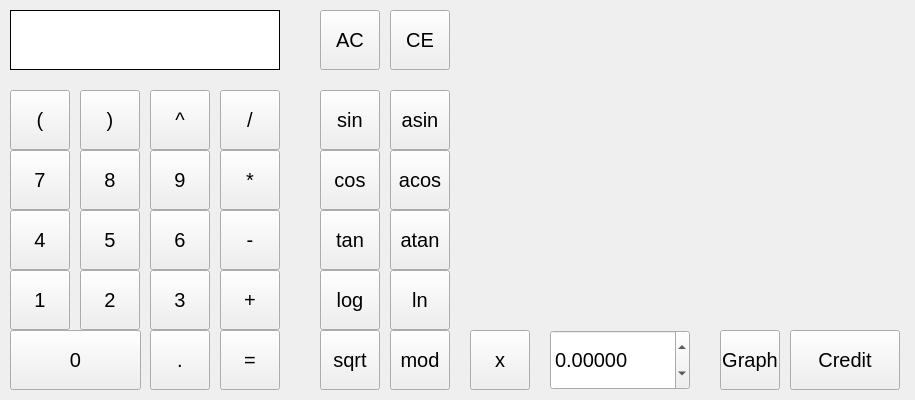
Old version of the form frontend/mainwindow.ui in the repository Turtle11413/calc.
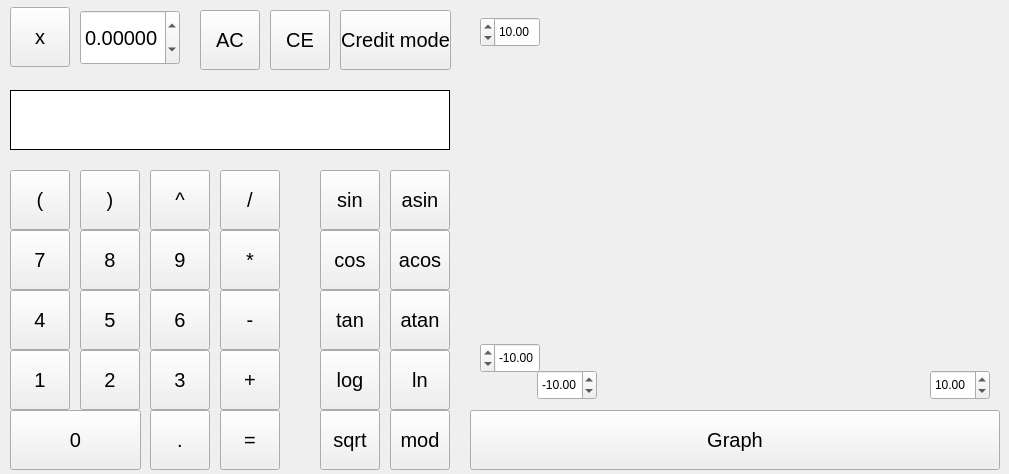
New version of the form. Custom widgets are drawn as their Qt base class.

What changed in the file:
```diff
--- a/frontend/mainwindow.ui
+++ b/frontend/mainwindow.ui
@@ -6,20 +6,20 @@
    <rect>
     <x>0</x>
     <y>0</y>
-    <width>915</width>
-    <height>400</height>
+    <width>1009</width>
+    <height>474</height>
    </rect>
   </property>
   <property name="minimumSize">
    <size>
-    <width>915</width>
-    <height>400</height>
+    <width>1009</width>
+    <height>474</height>
    </size>
   </property>
   <property name="maximumSize">
    <size>
-    <width>915</width>
-    <height>400</height>
+    <width>1009</width>
+    <height>474</height>
    </size>
   </property>
   <property name="windowTitle">
@@ -30,8 +30,8 @@
     <property name="geometry">
      <rect>
       <x>10</x>
-      <y>10</y>
-      <width>270</width>
+      <y>90</y>
+      <width>440</width>
       <height>60</height>
      </rect>
     </property>
@@ -59,7 +59,7 @@
     <property name="geometry">
      <rect>
       <x>10</x>
-      <y>90</y>
+      <y>170</y>
       <width>60</width>
       <height>60</height>
      </rect>
@@ -83,7 +83,7 @@
     <property name="geometry">
      <rect>
       <x>80</x>
-      <y>90</y>
+      <y>170</y>
       <width>60</width>
       <height>60</height>
      </rect>
@@ -107,7 +107,7 @@
     <property name="geometry">
      <rect>
       <x>150</x>
-      <y>90</y>
+      <y>170</y>
       <width>60</width>
       <height>60</height>
      </rect>
@@ -131,7 +131,7 @@
     <property name="geometry">
      <rect>
       <x>220</x>
-      <y>90</y>
+      <y>170</y>
       <width>60</width>
       <height>60</height>
      </rect>
@@ -155,7 +155,7 @@
     <property name="geometry">
      <rect>
       <x>10</x>
-      <y>150</y>
+      <y>230</y>
       <width>60</width>
       <height>60</height>
      </rect>
@@ -179,7 +179,7 @@
     <property name="geometry">
      <rect>
       <x>80</x>
-      <y>150</y>
+      <y>230</y>
       <width>60</width>
       <height>60</height>
      </rect>
@@ -203,7 +203,7 @@
     <property name="geometry">
      <rect>
       <x>150</x>
-      <y>150</y>
+      <y>230</y>
       <width>60</width>
       <height>60</height>
      </rect>
@@ -227,7 +227,7 @@
     <property name="geometry">
      <rect>
       <x>220</x>
-      <y>150</y>
+      <y>230</y>
       <width>60</width>
       <height>60</height>
      </rect>
@@ -251,7 +251,7 @@
     <property name="geometry">
      <rect>
       <x>10</x>
-      <y>210</y>
+      <y>290</y>
       <width>60</width>
       <height>60</height>
      </rect>
@@ -275,7 +275,7 @@
     <property name="geometry">
      <rect>
       <x>80</x>
-      <y>210</y>
+      <y>290</y>
       <width>60</width>
       <height>60</height>
      </rect>
@@ -299,7 +299,7 @@
     <property name="geometry">
      <rect>
       <x>150</x>
-      <y>210</y>
+      <y>290</y>
       <width>60</width>
       <height>60</height>
      </rect>
@@ -323,7 +323,7 @@
     <property name="geometry">
      <rect>
       <x>220</x>
-      <y>210</y>
+      <y>290</y>
       <width>60</width>
       <height>60</height>
      </rect>
@@ -347,7 +347,7 @@
     <property name="geometry">
      <rect>
       <x>10</x>
-      <y>270</y>
+      <y>350</y>
       <width>60</width>
       <height>60</height>
      </rect>
@@ -371,7 +371,7 @@
     <property name="geometry">
      <rect>
       <x>80</x>
-      <y>270</y>
+      <y>350</y>
       <width>60</width>
       <height>60</height>
      </rect>
@@ -395,7 +395,7 @@
     <property name="geometry">
      <rect>
       <x>150</x>
-      <y>270</y>
+      <y>350</y>
       <width>60</width>
       <height>60</height>
      </rect>
@@ -419,7 +419,7 @@
     <property name="geometry">
      <rect>
       <x>220</x>
-      <y>270</y>
+      <y>350</y>
       <width>60</width>
       <height>60</height>
      </rect>
@@ -443,7 +443,7 @@
     <property name="geometry">
      <rect>
       <x>320</x>
-      <y>90</y>
+      <y>170</y>
       <width>60</width>
       <height>60</height>
      </rect>
@@ -467,7 +467,7 @@
     <property name="geometry">
      <rect>
       <x>390</x>
-      <y>90</y>
+      <y>170</y>
       <width>60</width>
       <height>60</height>
      </rect>
@@ -491,7 +491,7 @@
     <property name="geometry">
      <rect>
       <x>320</x>
-      <y>150</y>
+      <y>230</y>
       <width>60</width>
       <height>60</height>
      </rect>
@@ -515,7 +515,7 @@
     <property name="geometry">
      <rect>
       <x>390</x>
-      <y>150</y>
+      <y>230</y>
       <width>60</width>
       <height>60</height>
      </rect>
@@ -539,7 +539,7 @@
     <property name="geometry">
      <rect>
       <x>320</x>
-      <y>270</y>
+      <y>350</y>
       <width>60</width>
       <height>60</height>
      </rect>
@@ -563,7 +563,7 @@
     <property name="geometry">
      <rect>
       <x>390</x>
-      <y>270</y>
+      <y>350</y>
       <width>60</width>
       <height>60</height>
      </rect>
@@ -587,7 +587,7 @@
     <property name="geometry">
      <rect>
       <x>320</x>
-      <y>210</y>
+      <y>290</y>
       <width>60</width>
       <height>60</height>
      </rect>
@@ -611,7 +611,7 @@
     <property name="geometry">
      <rect>
       <x>390</x>
-      <y>210</y>
+      <y>290</y>
       <width>60</width>
       <height>60</height>
      </rect>
@@ -635,7 +635,7 @@
     <property name="geometry">
      <rect>
       <x>150</x>
-      <y>330</y>
+      <y>410</y>
       <width>60</width>
       <height>60</height>
      </rect>
@@ -659,7 +659,7 @@
     <property name="geometry">
      <rect>
       <x>220</x>
-      <y>330</y>
+      <y>410</y>
       <width>60</width>
       <height>60</height>
      </rect>
@@ -683,7 +683,7 @@
     <property name="geometry">
      <rect>
       <x>10</x>
-      <y>330</y>
+      <y>410</y>
       <width>131</width>
       <height>60</height>
      </rect>
@@ -707,7 +707,7 @@
     <property name="geometry">
      <rect>
       <x>390</x>
-      <y>330</y>
+      <y>410</y>
       <width>60</width>
       <height>60</height>
      </rect>
@@ -731,7 +731,7 @@
     <property name="geometry">
      <rect>
       <x>320</x>
-      <y>330</y>
+      <y>410</y>
       <width>60</width>
       <height>60</height>
      </rect>
@@ -754,7 +754,7 @@
    <widget class="QPushButton" name="pushButton_AC">
     <property name="geometry">
      <rect>
-      <x>320</x>
+      <x>200</x>
       <y>10</y>
       <width>60</width>
       <height>60</height>
@@ -778,7 +778,7 @@
    <widget class="QPushButton" name="pushButton_CE">
     <property name="geometry">
      <rect>
-      <x>390</x>
+      <x>270</x>
       <y>10</y>
       <width>60</width>
       <height>60</height>
@@ -802,10 +802,10 @@
    <widget class="QCustomPlot" name="customPlot" native="true">
     <property name="geometry">
      <rect>
-      <x>470</x>
+      <x>540</x>
       <y>20</y>
-      <width>431</width>
-      <height>301</height>
+      <width>450</width>
+      <height>350</height>
      </rect>
     </property>
     <property name="font">
@@ -817,8 +817,8 @@
    <widget class="QPushButton" name="pushButton_x">
     <property name="geometry">
      <rect>
-      <x>470</x>
-      <y>330</y>
+      <x>10</x>
+      <y>7</y>
       <width>60</width>
       <height>60</height>
      </rect>
@@ -841,9 +841,9 @@
    <widget class="QPushButton" name="pushButton_graph">
     <property name="geometry">
      <rect>
-      <x>720</x>
-      <y>330</y>
-      <width>60</width>
+      <x>470</x>
+      <y>410</y>
+      <width>530</width>
       <height>60</height>
      </rect>
     </property>
@@ -865,9 +865,9 @@
    <widget class="QPushButton" name="pushButton_credit">
     <property name="geometry">
      <rect>
-      <x>790</x>
-      <y>330</y>
-      <width>110</width>
+      <x>340</x>
+      <y>10</y>
+      <width>111</width>
       <height>60</height>
      </rect>
     </property>
@@ -883,16 +883,16 @@
      </font>
     </property>
     <property name="text">
-     <string>Credit</string>
+     <string>Credit mode</string>
     </property>
    </widget>
    <widget class="QDoubleSpinBox" name="doubleSpinBox_x">
     <property name="geometry">
      <rect>
-      <x>550</x>
-      <y>330</y>
-      <width>140</width>
-      <height>60</height>
+      <x>80</x>
+      <y>10</y>
+      <width>100</width>
+      <height>55</height>
      </rect>
     </property>
     <property name="font">
@@ -910,6 +910,91 @@
      <double>1000000.000000000000000</double>
     </property>
    </widget>
+   <widget class="QDoubleSpinBox" name="doubleSpinBox_maxY">
+    <property name="geometry">
+     <rect>
+      <x>480</x>
+      <y>17</y>
+      <width>60</width>
+      <height>30</height>
+     </rect>
+    </property>
+    <property name="layoutDirection">
+     <enum>Qt::RightToLeft</enum>
+    </property>
+    <property name="correctionMode">
+     <enum>QAbstractSpinBox::CorrectToPreviousValue</enum>
+    </property>
+    <property name="maximum">
+     <double>100000.000000000000000</double>
+    </property>
+    <property name="value">
+     <double>10.000000000000000</double>
+    </property>
+   </widget>
+   <widget class="QDoubleSpinBox" name="doubleSpinBox_minY">
+    <property name="geometry">
+     <rect>
+      <x>480</x>
+      <y>343</y>
+      <width>60</width>
+      <height>30</height>
+     </rect>
+    </property>
+    <property name="layoutDirection">
+     <enum>Qt::RightToLeft</enum>
+    </property>
+    <property name="correctionMode">
+     <enum>QAbstractSpinBox::CorrectToPreviousValue</enum>
+    </property>
+    <property name="minimum">
+     <double>-100000.000000000000000</double>
+    </property>
+    <property name="maximum">
+     <double>0.000000000000000</double>
+    </property>
+    <property name="value">
+     <double>-10.000000000000000</double>
+    </property>
+   </widget>
+   <widget class="QDoubleSpinBox" name="doubleSpinBox_minX">
+    <property name="geometry">
+     <rect>
+      <x>537</x>
+      <y>370</y>
+      <width>60</width>
+      <height>30</height>
+     </rect>
+    </property>
+    <property name="minimum">
+     <double>-100000.000000000000000</double>
+    </property>
+    <property name="maximum">
+     <double>0.000000000000000</double>
+    </property>
+    <property name="value">
+     <double>-10.000000000000000</double>
+    </property>
+   </widget>
+   <widget class="QDoubleSpinBox" name="doubleSpinBox_maxX">
+    <property name="geometry">
+     <rect>
+      <x>930</x>
+      <y>370</y>
+      <width>60</width>
+      <height>30</height>
+     </rect>
+    </property>
+    <property name="minimum">
+     <double>0.000000000000000</double>
+    </property>
+    <property name="maximum">
+     <double>100000.000000000000000</double>
+    </property>
+    <property name="value">
+     <double>10.000000000000000</double>
+    </property>
+   </widget>
   </widget>
  </widget>
  <customwidgets>
```
